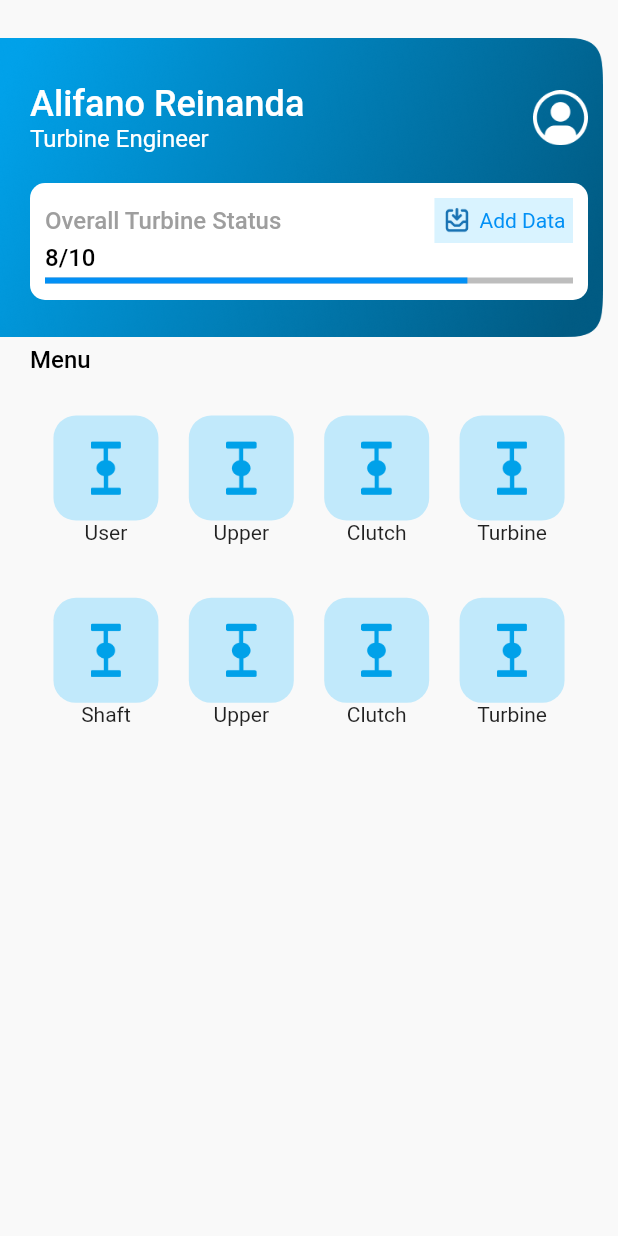
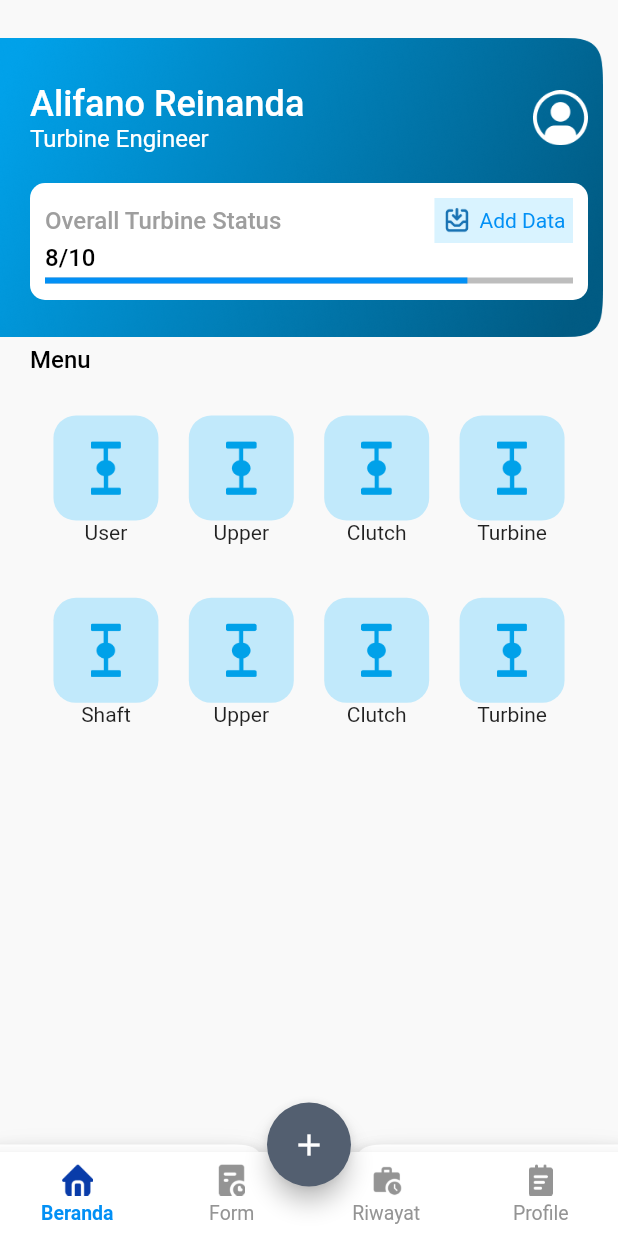
Before and after one commit to nlovencry/freelance-mobile, a Flutter app: the screen it shows after launch, after a tap on "Masuk", on a phone screen of 412 x 824 dp. Run offline on Flutter 3.47's test engine with Material 2 defaults, Android fonts, the light colour scheme and no system bars; our stand-ins replace auto_size_text, cached_network_image, camera, device_info, dropdown_search, easy_localization and 24 more; missing offline and left inert: flutter_app_badger, flutter_cached_pdfview, flutter_downloader, flutter_pdfview, google_maps_flutter_android, google_maps_flutter_platform_interface and 4 more; accounts and stored records are empty; Roboto replaces fonts that are missing (SF-Pro-Display); statements that could not run were skipped.

Commit message:
main home

```diff
--- a/lib/src/auth/view/login2_view.dart
+++ b/lib/src/auth/view/login2_view.dart
@@ -4,6 +4,7 @@ import 'package:bimops/common/component/custom_textField.dart';
 import 'package:bimops/common/helper/constant.dart';
 import 'package:bimops/src/auth/provider/auth_provider.dart';
 import 'package:bimops/src/home/view/home1_view.dart';
+import 'package:bimops/src/home/view/main_home.dart';
 import 'package:bimops/src/splash_view.dart';
 import 'package:bimops/utils/utils.dart';
 import 'package:flutter/material.dart';
@@ -134,9 +135,9 @@ class _Login2ViewState extends State<Login2View> {
             ),
             SizedBox(height: 60),
             CustomButton.mainButton("Masuk", () {
-              Navigator.push(context, MaterialPageRoute(builder: (context)=> Home1View()));
-            },
-                borderRadius: BorderRadius.circular(10))
+              Navigator.push(
+                  context, MaterialPageRoute(builder: (context) => MainHome()));
+            }, borderRadius: BorderRadius.circular(10))
           ],
         ),
       ),
--- a/lib/src/home/view/main_home.dart
+++ b/lib/src/home/view/main_home.dart
@@ -1,6 +1,7 @@
 import 'dart:io';
 
 import 'package:bimops/src/home/model/home_model.dart';
+import 'package:bimops/src/home/view/home1_view.dart';
 import 'package:bimops/src/home/view/home_view.dart';
 import 'package:bimops/src/report/view/report_view.dart';
 
@@ -69,7 +70,7 @@ class _MainHomeState extends State<MainHome> {
     });
   }
 
-  void jumpToSubAgen() {
+  void jumpToRiwayat() {
     setState(() {
       currentIndex = 2;
     });
@@ -77,31 +78,19 @@ class _MainHomeState extends State<MainHome> {
 
   void jumpToProfile() {
     setState(() {
-      if (roles == "agen") {
-        currentIndex = 4;
-      } else {
-        currentIndex = 3;
-      }
+      currentIndex = 3;
     });
   }
 
   @override
   Widget build(BuildContext context) {
     Widget customBottomNav() {
-      return Container(
-        height: Platform.isAndroid ? 70 : 105,
-        decoration: BoxDecoration(
-          boxShadow: [
-            BoxShadow(
-              color: Colors.grey.withOpacity(0.5),
-              spreadRadius: 4,
-              blurRadius: 7,
-              offset: Offset(0, 1), // changes position of shadow
-            ),
-          ],
-        ),
+      return BottomAppBar(
+        shape: CircularNotchedRectangle(),
+        notchMargin: 5,
+        padding: EdgeInsets.only(top: 5),
         child: BottomNavigationBar(
-          backgroundColor: Colors.white,
+          backgroundColor: const Color.fromRGBO(255, 255, 255, 1),
           selectedFontSize: 13,
           unselectedFontSize: 13,
           unselectedItemColor: Constant.textHintColor2,
@@ -126,7 +115,7 @@ class _MainHomeState extends State<MainHome> {
                       child: Image.asset(currentIndex == 0
                           ? 'assets/icons/ic-home-blue.png'
                           : 'assets/icons/ic-home-gray.png'))),
-              label: 'Home',
+              label: 'Beranda',
             ),
             BottomNavigationBarItem(
                 icon: Container(
@@ -137,7 +126,7 @@ class _MainHomeState extends State<MainHome> {
                         child: Image.asset(currentIndex == 1
                             ? 'assets/icons/ic-transaction-blue.png'
                             : 'assets/icons/ic-transaction-gray.png'))),
-                label: 'Transaction'),
+                label: 'Form'),
             BottomNavigationBarItem(
               icon: Container(
                   padding: EdgeInsets.only(bottom: 4),
@@ -147,7 +136,7 @@ class _MainHomeState extends State<MainHome> {
                       child: Image.asset(currentIndex == 2
                           ? 'assets/icons/ic-wo-blue.png'
                           : 'assets/icons/ic-wo-gray.png'))),
-              label: 'Work Order',
+              label: 'Riwayat',
             ),
             BottomNavigationBarItem(
               icon: Container(
@@ -158,7 +147,7 @@ class _MainHomeState extends State<MainHome> {
                       child: Image.asset(currentIndex == 3
                           ? 'assets/icons/ic-report-blue.png'
                           : 'assets/icons/ic-report-gray.png'))),
-              label: 'Report',
+              label: 'Profile',
             ),
           ],
         ),
@@ -166,8 +155,14 @@ class _MainHomeState extends State<MainHome> {
     }
 
     return Scaffold(
+      //extendBody: true,
       primary: true,
       bottomNavigationBar: customBottomNav(),
+      floatingActionButton: FloatingActionButton(
+        onPressed: () {},
+        child: Icon(Icons.add),
+      ),
+      floatingActionButtonLocation: FloatingActionButtonLocation.centerDocked,
       body: WillPopScope(
         onWillPop: () async {
           if (currentIndex != 0) {
@@ -178,7 +173,7 @@ class _MainHomeState extends State<MainHome> {
           return true;
         },
         child: [
-          HomeView(jumpToJamaah, jumpToSubAgen, jumpToProfile),
+          Home1View(),
           TransactionView(),
           WorkOrderView(),
           ReportView()
```
